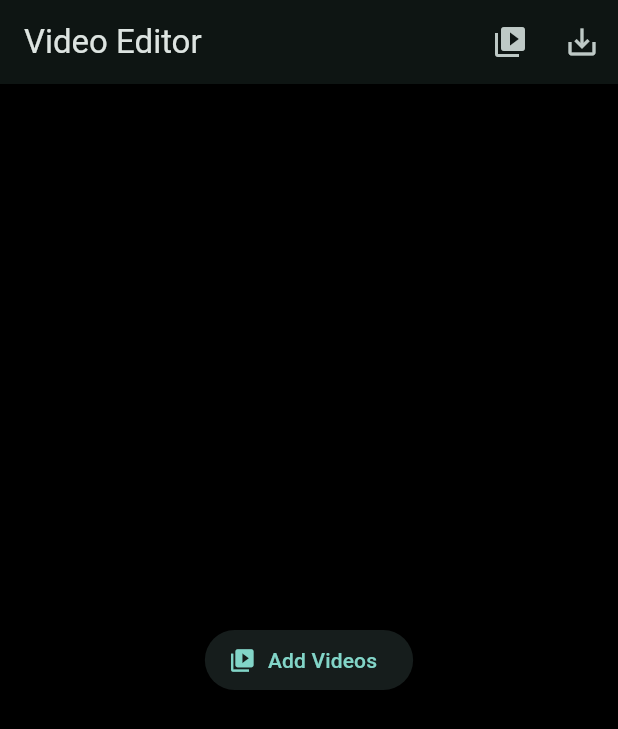
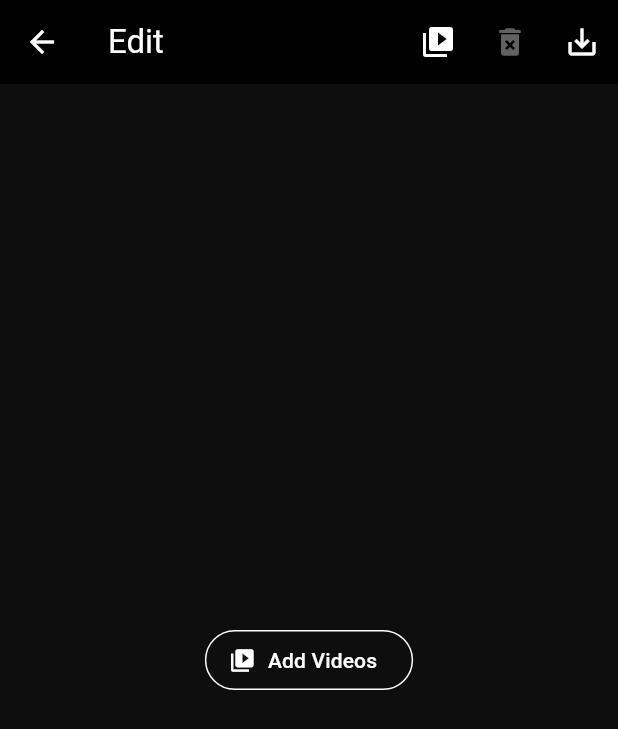
Before and after one commit to jyr94/simple-video-editing, a Flutter app: the screen it shows after launch, on a phone screen of 412 x 824 dp. Shown: the top 729 px of the screen. Run offline on Flutter 3.47's test engine with Material 3 defaults, Android fonts, the light colour scheme and no system bars; our stand-ins replace bloc, equatable, file_picker, flutter_bloc, image_picker, video_player; missing offline and left inert: ffmpeg_kit_flutter_new, video_editor.

Commit message:
Refactor UI toward CapCut style

```diff
--- a/lib/main.dart
+++ b/lib/main.dart
@@ -13,11 +13,17 @@ class MyApp extends StatelessWidget {
     return MaterialApp(
       title: 'Simple Video Editor',
       theme: ThemeData(
-        colorScheme: ColorScheme.fromSeed(
-          seedColor: Colors.teal,
-          brightness: Brightness.dark,
+        brightness: Brightness.dark,
+        colorScheme: const ColorScheme.dark(
+          primary: Colors.white,
+          secondary: Color(0xFF22C55E),
         ),
-        scaffoldBackgroundColor: Colors.black,
+        scaffoldBackgroundColor: const Color(0xFF0E0E0F),
+        appBarTheme: const AppBarTheme(
+          backgroundColor: Colors.black,
+          foregroundColor: Colors.white,
+        ),
+        iconTheme: const IconThemeData(color: Colors.white),
         useMaterial3: true,
       ),
       home: const MultiVideoEditorPage(),
--- a/lib/pages/multi_video_editor_page.dart
+++ b/lib/pages/multi_video_editor_page.dart
@@ -12,6 +12,7 @@ import '../widgets/transition_selector.dart';
 import '../widgets/video_preview.dart';
 import '../widgets/editor_toolbar.dart';
 import '../widgets/video_track.dart';
+import '../widgets/editor_app_bar.dart';
 
 class MultiVideoEditorPage extends StatefulWidget {
   const MultiVideoEditorPage({super.key});
@@ -286,6 +287,33 @@ class _MultiVideoEditorPageState extends State<MultiVideoEditorPage> {
     setState(() {});
   }
 
+  Future<void> _clearAllClips() async {
+    if (!_hasAnyClip) return;
+    final confirm = await showDialog<bool>(
+      context: context,
+      builder: (context) => AlertDialog(
+        title: const Text('Clear all clips?'),
+        content: const Text('This will remove all clips from the timeline.'),
+        actions: [
+          TextButton(
+            onPressed: () => Navigator.pop(context, false),
+            child: const Text('Cancel'),
+          ),
+          TextButton(
+            onPressed: () => Navigator.pop(context, true),
+            child: const Text('Clear'),
+          ),
+        ],
+      ),
+    );
+    if (confirm == true) {
+      _clips.clear();
+      _selectedIndex = 0;
+      await _initPreview();
+      setState(() {});
+    }
+  }
+
   Future<void> _openTransitionSettings() async {
     if (_clips.isEmpty) return;
     final clip = _clips[_selectedIndex];
@@ -310,28 +338,20 @@ class _MultiVideoEditorPageState extends State<MultiVideoEditorPage> {
   @override
   Widget build(BuildContext context) {
     return Scaffold(
-      appBar: AppBar(
-        title: const Text('Video Editor'),
-        actions: [
-          IconButton(
-            icon: const Icon(Icons.video_library),
-            onPressed: () => _addVideos(),
-          ),
-          IconButton(
-            icon: _isExporting
-                ? const SizedBox(
-                    width: 24,
-                    height: 24,
-                    child: CircularProgressIndicator(strokeWidth: 2),
-                  )
-                : const Icon(Icons.save_alt),
-            onPressed: _isExporting ? null : _export,
-          ),
-        ],
+      appBar: EditorAppBar(
+        onAdd: _addVideos,
+        onExport: _export,
+        onClear: _clearAllClips,
+        hasClips: _hasAnyClip,
+        isExporting: _isExporting,
       ),
       body: !_hasAnyClip
           ? Center(
-              child: ElevatedButton.icon(
+              child: OutlinedButton.icon(
+                style: OutlinedButton.styleFrom(
+                  foregroundColor: Colors.white,
+                  side: const BorderSide(color: Colors.white),
+                ),
                 onPressed: () => _addVideos(),
                 icon: const Icon(Icons.video_library),
                 label: const Text('Add Videos'),
--- /dev/null
+++ b/lib/widgets/editor_app_bar.dart
@@ -0,0 +1,54 @@
+import 'package:flutter/material.dart';
+
+class EditorAppBar extends StatelessWidget implements PreferredSizeWidget {
+  final VoidCallback onAdd;
+  final VoidCallback onExport;
+  final VoidCallback onClear;
+  final bool hasClips;
+  final bool isExporting;
+
+  const EditorAppBar({
+    super.key,
+    required this.onAdd,
+    required this.onExport,
+    required this.onClear,
+    required this.hasClips,
+    required this.isExporting,
+  });
+
+  @override
+  Widget build(BuildContext context) {
+    return AppBar(
+      backgroundColor: Colors.black,
+      leading: IconButton(
+        icon: const Icon(Icons.arrow_back),
+        onPressed: () => Navigator.of(context).maybePop(),
+      ),
+      title: const Text('Edit'),
+      actions: [
+        IconButton(
+          icon: const Icon(Icons.video_library),
+          onPressed: onAdd,
+        ),
+        IconButton(
+          icon: const Icon(Icons.delete_forever),
+          tooltip: 'Clear all',
+          onPressed: hasClips ? onClear : null,
+        ),
+        IconButton(
+          icon: isExporting
+              ? const SizedBox(
+                  width: 24,
+                  height: 24,
+                  child: CircularProgressIndicator(strokeWidth: 2),
+                )
+              : const Icon(Icons.save_alt),
+          onPressed: isExporting ? null : onExport,
+        ),
+      ],
+    );
+  }
+
+  @override
+  Size get preferredSize => const Size.fromHeight(kToolbarHeight);
+}
--- a/lib/widgets/editor_toolbar.dart
+++ b/lib/widgets/editor_toolbar.dart
@@ -43,7 +43,10 @@ class EditorToolbar extends StatelessWidget {
   @override
   Widget build(BuildContext context) {
     return Container(
-      color: Colors.black87,
+      decoration: const BoxDecoration(
+        color: Colors.black,
+        border: Border(top: BorderSide(color: Colors.white24)),
+      ),
       child: Row(
         mainAxisAlignment: MainAxisAlignment.spaceAround,
         children: [
```
Also changed, not shown: lib/widgets/timeline_clip.dart (+5 -5 lines), lib/widgets/video_track.dart (+4 -3 lines), 1 other file.
